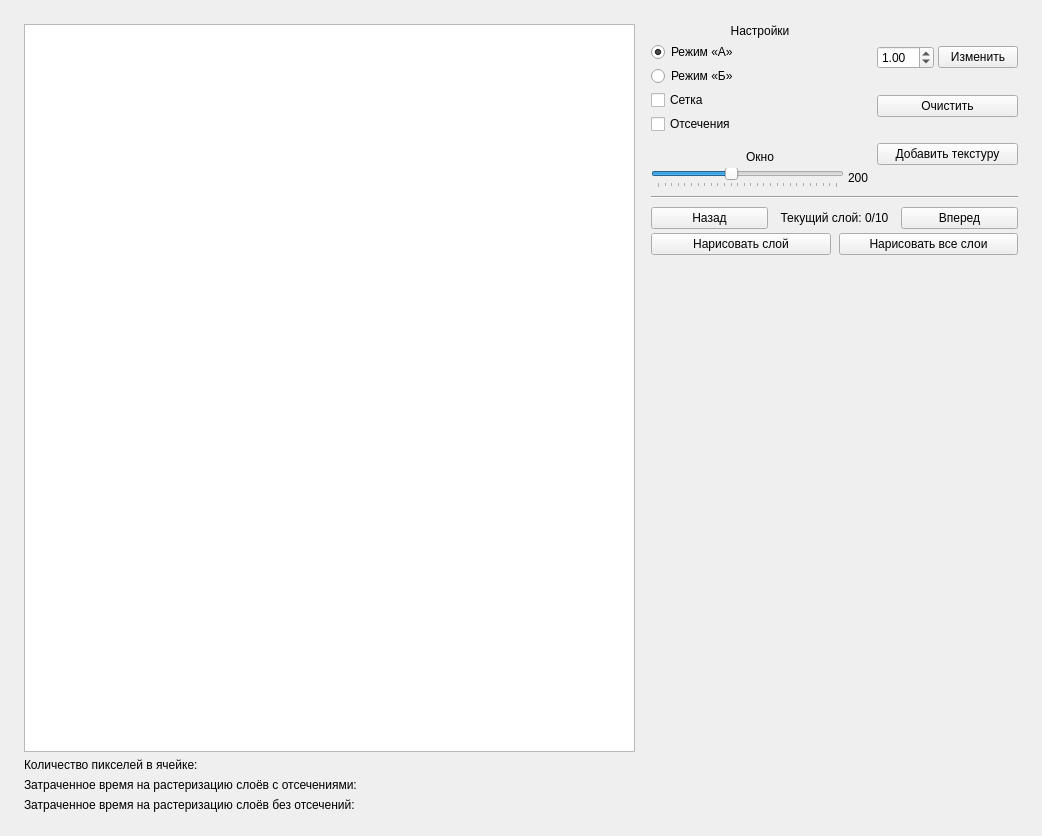
Old version of the form lab4/src/assets/window.ui in the repository zoxione/cgp-labs-2023.
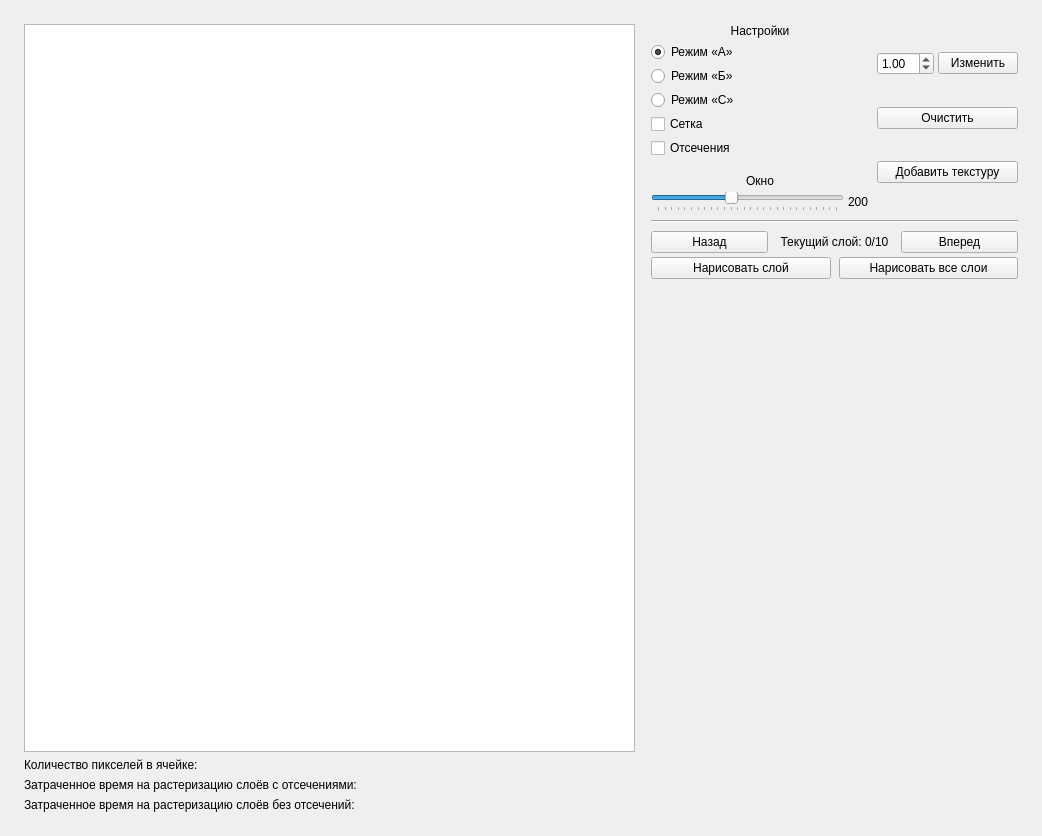
New version of the form.

Diff of the .ui file:
```diff
--- a/lab4/src/assets/window.ui
+++ b/lab4/src/assets/window.ui
@@ -105,6 +105,16 @@
                 </attribute>
                </widget>
               </item>
+              <item>
+               <widget class="QRadioButton" name="modeCharlieRadioButton">
+                <property name="text">
+                 <string>Режим «С»</string>
+                </property>
+                <attribute name="buttonGroup">
+                 <string notr="true">modeButtonGroup</string>
+                </attribute>
+               </widget>
+              </item>
               <item>
                <widget class="QCheckBox" name="gridCheckBox">
                 <property name="text">
```
Left out of the diff: 2 changed lines with no effect on the pictures.
